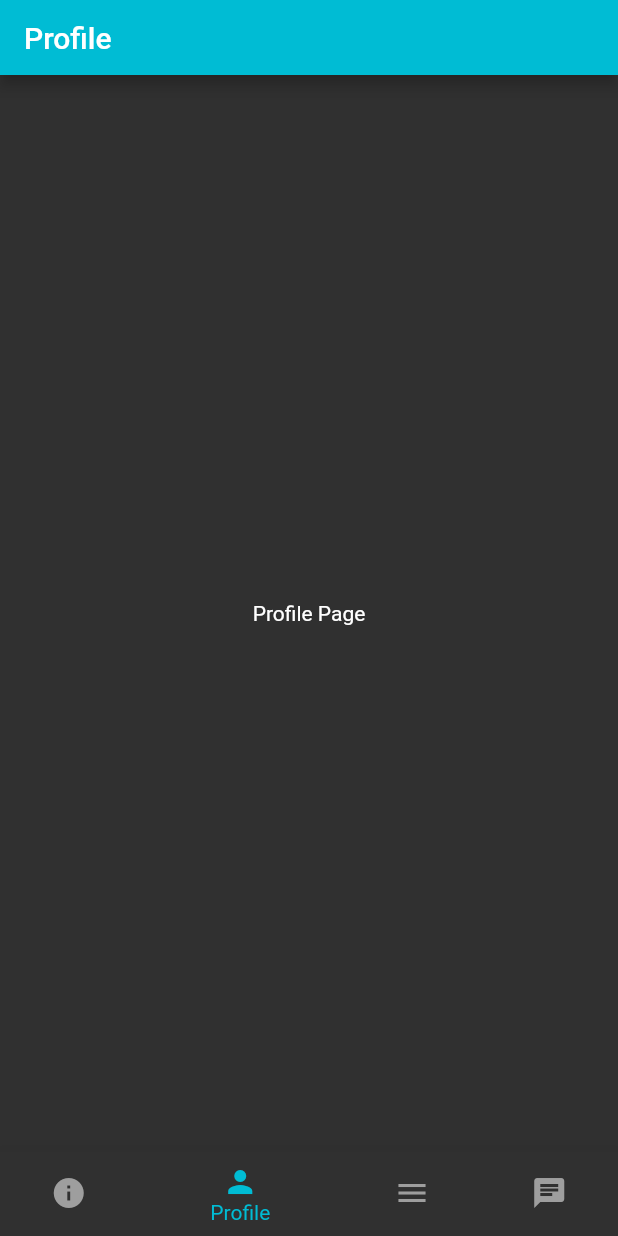
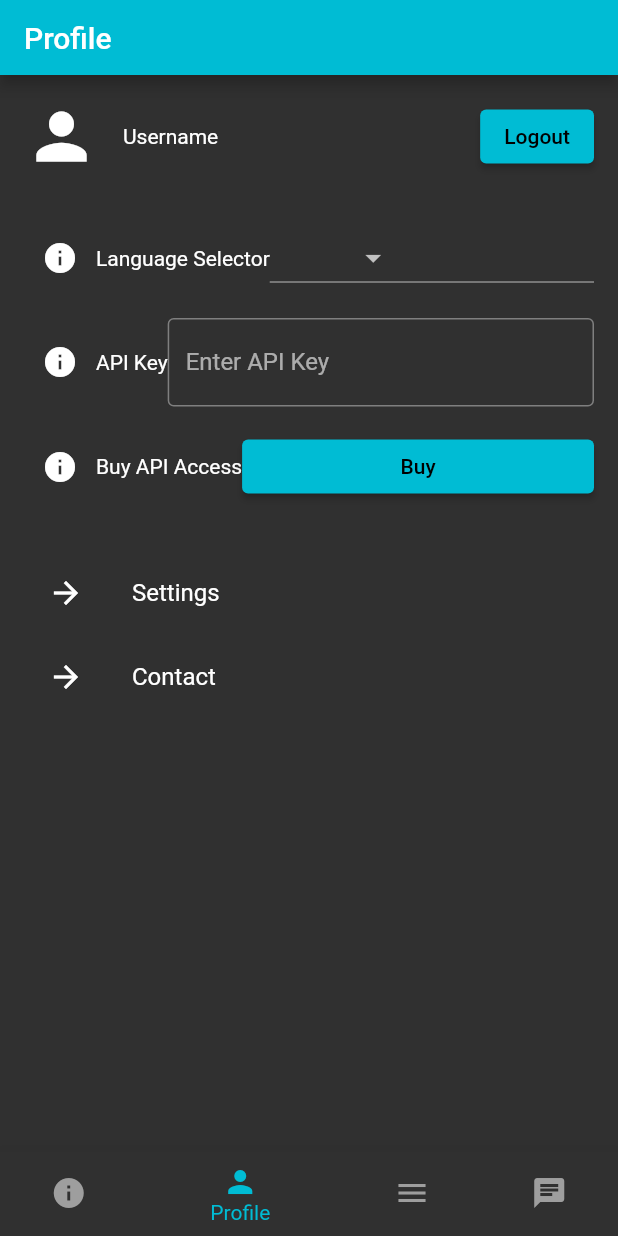
Before and after one commit to JiosHub/KaiwaAI, a Flutter app: the BottomMenuRibbon screen opened directly, item 2 of the bottom bar chosen, on a phone screen of 412 x 824 dp. Run offline on Flutter 3.47's test engine with Material 2 defaults, Android fonts, the phone set to English and light mode, and no system bars; our stand-ins replace flutter_keyboard_visibility; Roboto replaces fonts that are missing (Poppins).

Commit message:
profile start

```diff
--- a/lib/constants/topics.txt
+++ b/lib/constants/topics.txt
@@ -14,3 +14,9 @@ You are alone and start talking to the Party Host.
 You (assistant) are a Party Host, The user will respond as a Guest who doesn't know anyone at the party.
 Ask another camper to borrow something you forgot.
 You (assistant) are a Camping Guide, The user will respond as a Camper who forgot essential supplies.
+What is your favorite movie/tv show?
+You (assistant) will ask the user about their favorite movie/tv show, I (the user) will respond.
+temp
+temp
+temp
+temp
--- a/lib/pages/profile.dart
+++ b/lib/pages/profile.dart
@@ -0,0 +1,109 @@
+import 'package:flutter/material.dart';
+
+class ProfilePage extends StatefulWidget {
+  @override
+  _ProfilePageState createState() => _ProfilePageState();
+}
+
+class _ProfilePageState extends State<ProfilePage> {
+  String? selectedLanguage;
+  TextEditingController apiKeyController = TextEditingController();
+
+  @override
+  Widget build(BuildContext context) {
+    return Container(
+      padding: EdgeInsets.all(16),
+      child: Column(
+        crossAxisAlignment: CrossAxisAlignment.start,
+        children: [
+          Row(
+            mainAxisAlignment: MainAxisAlignment.start,
+            children: [
+              Icon(Icons.person, size: 50),
+              SizedBox(width: 16),
+              Text('Username'),
+              Spacer(),
+              ElevatedButton(
+                onPressed: () {
+                  // Logout logic here
+                },
+                child: Text('Logout'),
+              ),
+            ],
+          ),
+          SizedBox(height: 32),
+          infoField(
+            'Language Selector',
+            DropdownButton<String>(
+              value: selectedLanguage,
+              items: ['English', 'French', 'Spanish']
+                  .map((lang) => DropdownMenuItem(
+                        child: Text(lang),
+                        value: lang,
+                      ))
+                  .toList(),
+              onChanged: (value) {
+                setState(() {
+                  selectedLanguage = value;
+                });
+              },
+            ),
+          ),
+          SizedBox(height: 16),
+          infoField(
+            'API Key',
+            TextField(
+              controller: apiKeyController,
+              decoration: InputDecoration(
+                border: OutlineInputBorder(),
+                labelText: 'Enter API Key',
+              ),
+            ),
+          ),
+          SizedBox(height: 16),
+          infoField(
+            'Buy API Access',
+            ElevatedButton(
+              onPressed: () {
+                // Navigate to API purchase page
+              },
+              child: Text('Buy'),
+            ),
+          ),
+          SizedBox(height: 32),
+          ListTile(
+            leading: Icon(Icons.arrow_forward),
+            title: Text('Settings'),
+            onTap: () {
+              // Navigate to settings page
+            },
+          ),
+          ListTile(
+            leading: Icon(Icons.arrow_forward),
+            title: Text('Contact'),
+            onTap: () {
+              // Navigate to contact page
+            },
+          ),
+        ],
+      ),
+    );
+  }
+
+  Widget infoField(String label, Widget field) {
+    return Row(
+      children: [
+        IconButton(
+          icon: Icon(Icons.info),
+          onPressed: () {
+            // Show info popup
+          },
+        ),
+        Text(label),
+        Expanded(
+          child: field,
+        ),
+      ],
+    );
+  }
+}
--- a/lib/widgets/bottom_menu.dart
+++ b/lib/widgets/bottom_menu.dart
@@ -4,6 +4,7 @@ import 'dart:math';
 import 'package:flutter/material.dart';
 import 'package:kaiwaai/pages/menu.dart';
 import 'package:kaiwaai/pages/messaging.dart';
+import 'package:kaiwaai/pages/profile.dart';
 
 class BottomMenuRibbon extends StatefulWidget {
   static MessengerPage? cachedMessengerPage;
@@ -20,7 +21,7 @@ class _BottomMenuRibbonState extends State<BottomMenuRibbon> {
   final List<Widget> _pages = [
       // Replace these with your actual pages
       Text('Info Page'),
-      Text('Profile Page'),
+      ProfilePage(),
       MenuPage(),
       Text('Please select a topic')
     ];
```
Also changed, not shown: lib/widgets/message_widget.dart (+19 -3 lines), lib/pages/history.dart (deleted), lib/pages/info.dart (added).
